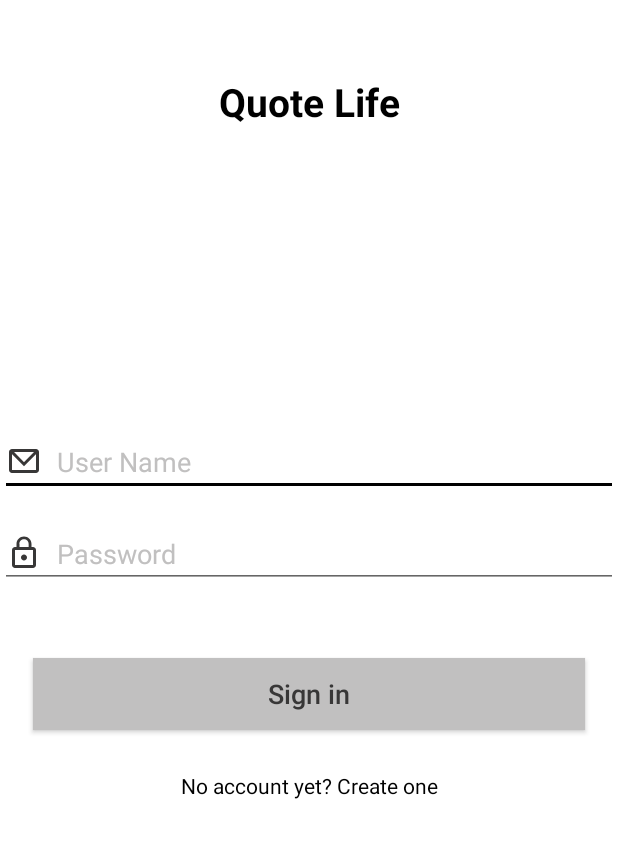
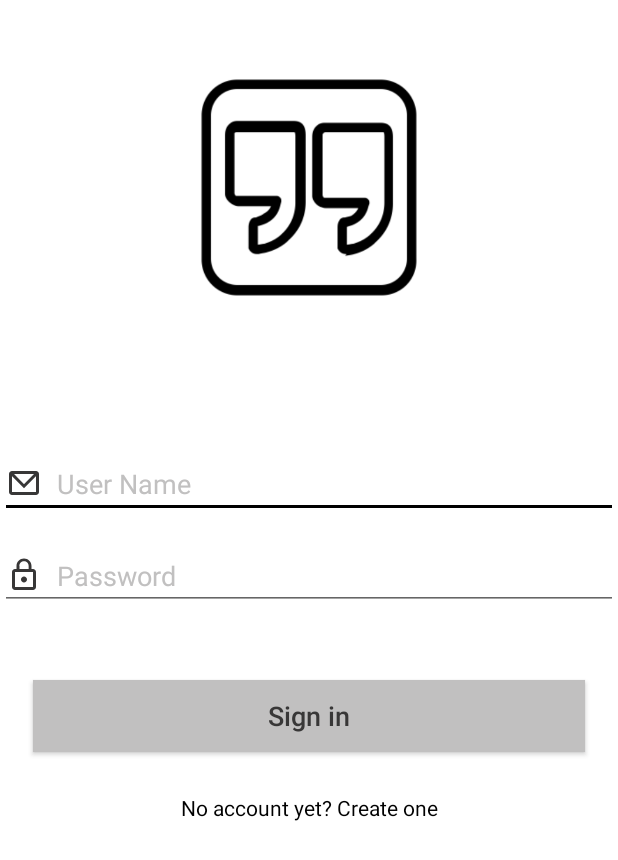
Before and after one commit to VuMinhHoang/quotelife, an Android app: the screen it shows after launch (LoginActivity), on a phone screen of 412 x 824 dp. Shown: the top 860 px of the screen. Run offline under Robolectric (Android 15) with nearby library versions, the phone set to English and light mode, and no system bars; our stand-ins replace EventBus, RxJava, Timber, data binding; libraries missing offline, so code that uses them is left out: com.facebook.stetho, me.leolin.shortcutbadger; 12 statements that could not run were skipped.

Commit message:
Switch icon

```diff
--- a/app/src/main/res/layout/activity_login.xml
+++ b/app/src/main/res/layout/activity_login.xml
@@ -13,22 +13,18 @@
     android:orientation="vertical"
     android:scrollbarAlwaysDrawVerticalTrack="true">
 
-    <TextView
-        android:id="@+id/login_title"
-        android:layout_width="fill_parent"
-        android:layout_height="wrap_content"
-        android:layout_marginTop="50dp"
-        android:gravity="center_horizontal"
-        android:text="Quote Life"
-        android:textColor="@color/black"
-        android:textSize="26sp"
-        android:textStyle="bold" />
+    <ImageView
+            android:layout_width="150dp"
+            android:layout_height="150dp"
+            android:layout_marginTop="50dp"
+            android:layout_gravity="center_horizontal"
+            android:src="@drawable/ic_background"/>
 
     <LinearLayout
             android:layout_width="fill_parent"
             android:layout_height="wrap_content"
             android:orientation="vertical"
-            android:paddingTop="200dp">
+            android:paddingTop="100dp">
 
         <EditText
                 android:id="@+id/username"
```
Also changed, not shown: app/src/main/res/drawable/ic_background.png (added), app/src/main/res/mipmap-mdpi/ic_launcher.png, app/src/main/res/mipmap-xhdpi/ic_launcher.png, app/src/main/res/mipmap-xxhdpi/ic_launcher.png, app/src/main/res/mipmap-xxxhdpi/ic_launcher.png.
